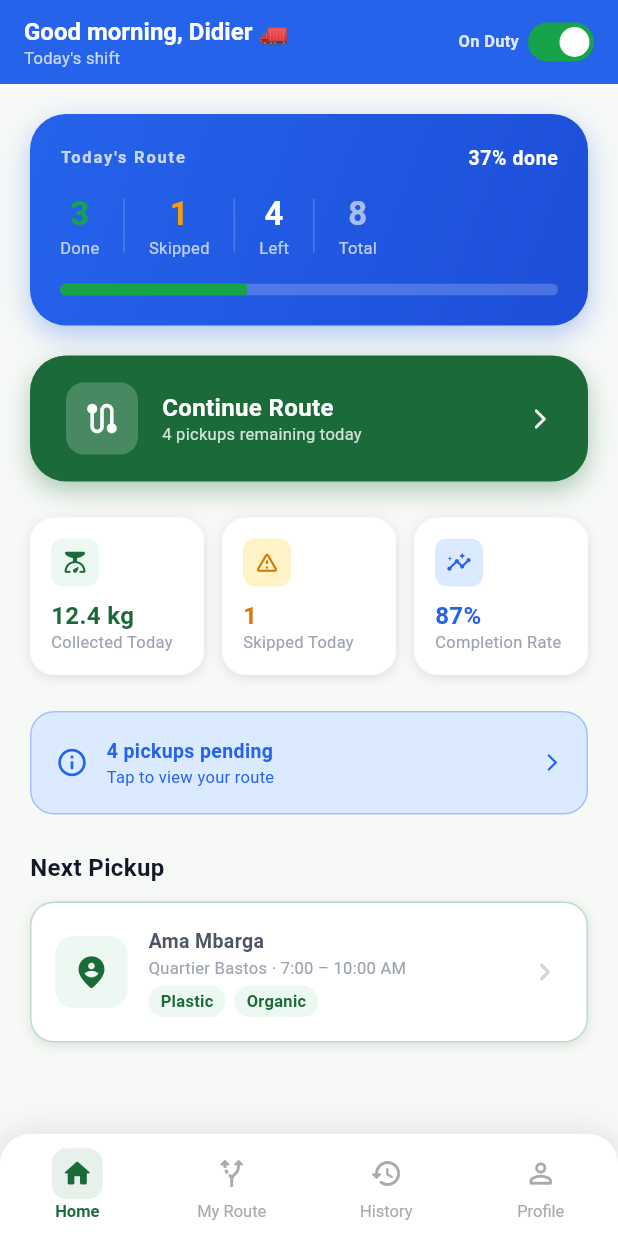
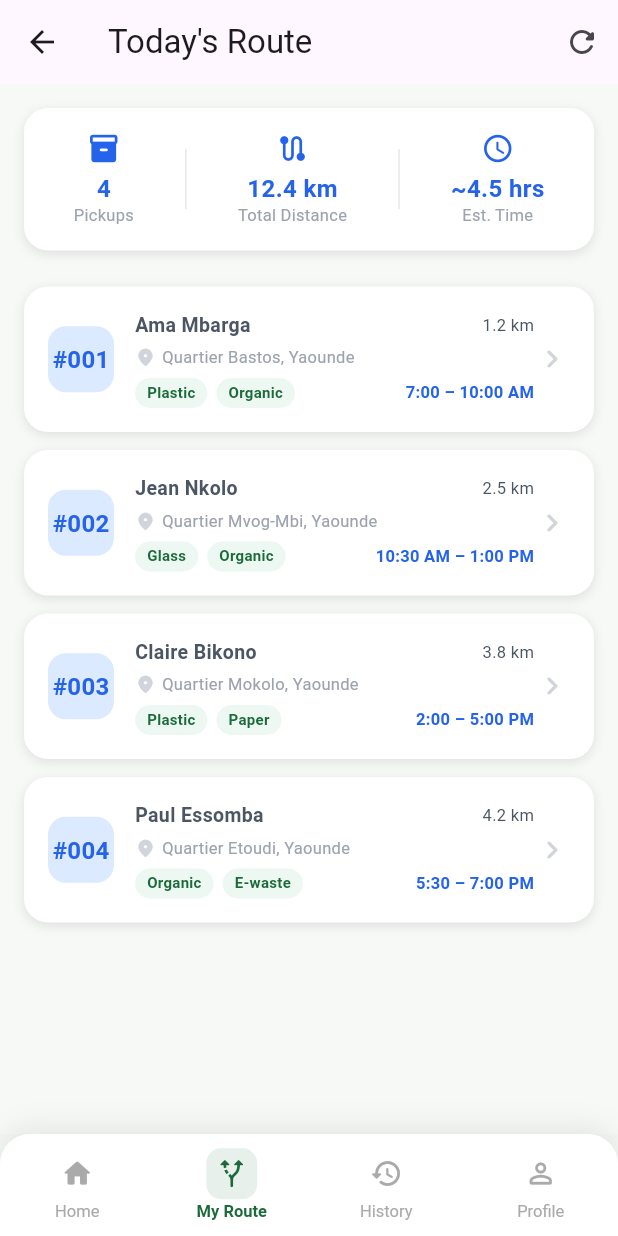
Before and after one commit to Kanjo-Elkamira-Ndi/crrf-mobile-platform, a Flutter app: the screen it shows after launch, on a phone screen of 412 x 824 dp. Run offline on Flutter 3.47's test engine with Material 3 defaults, Android fonts, the phone set to English and light mode, and no system bars; Roboto replaces fonts that are missing (DM Sans).

Commit message:
Created the driver's daily route screen

```diff
--- a/mobile_app/lib/main.dart
+++ b/mobile_app/lib/main.dart
@@ -31,9 +31,8 @@
 // import 'package:crrfapp/pages/f07_order_history_screen.dart';
 // import 'package:crrfapp/pages/f08_order_detail_screen.dart';
 // import 'package:crrfapp/pages/f09_micro_loan_info_screen.dart';
-import 'package:crrfapp/pages/d01_driver_shell_dashboard.dart';
 // import 'package:crrfapp/pages/d01_driver_shell_dashboard.dart';
-// import 'package:crrfapp/pages/d02_d03_route_task_screens.dart';
+import 'package:crrfapp/pages/d02_daily_route_screen.dart';
 // import 'package:crrfapp/core/constants/app_constants.dart';
 import 'package:flutter/material.dart';
 
@@ -83,8 +82,8 @@ class MyApp extends StatelessWidget {
       // home: const OrderDetailScreen(orderId: "123"),
       // home: const OrderHistoryScreen(),
       // home: const MicroLoanInfoScreen(),
-      home: const DriverDashboardScreen(),
-      // home: const DailyRouteListScreen(),
+      // home: const DriverDashboardScreen(),
+      home: const DailyRouteScreen(),
       // home: const PickupTaskDetailScreen(taskId: "123"),
     );
   }
--- /dev/null
+++ b/mobile_app/lib/pages/d02_daily_route_screen.dart
@@ -0,0 +1,321 @@
+import 'package:flutter/material.dart';
+import '../../../core/theme/app_colors.dart';
+import '../../../core/theme/app_text_styles.dart';
+import '../../../core/constants/app_constants.dart';
+import '../../../widgets/common_widgets.dart';
+
+// ═════════════════════════════════════════════════════════════
+// D-02 — Daily Route Screen
+// ═════════════════════════════════════════════════════════════
+/// Shows the driver's full list of pickups for today.
+/// Each pickup row shows address, time window, waste types.
+/// Tapping a row → D-03 (Pickup Task Screen)
+class DailyRouteScreen extends StatelessWidget {
+  const DailyRouteScreen({super.key});
+
+  @override
+  Widget build(BuildContext context) {
+    // TODO: Replace with DriverBloc data
+    final List<_PickupTask> _pickups = [
+      _PickupTask(
+        id: 'P-001',
+        householdName: 'Ama Mbarga',
+        address: 'Quartier Bastos, Yaounde',
+        timeWindow: '7:00 – 10:00 AM',
+        wasteTypes: ['Plastic', 'Organic'],
+        status: PickupStatus.pending,
+        distance: '1.2 km',
+      ),
+      _PickupTask(
+        id: 'P-002',
+        householdName: 'Jean Nkolo',
+        address: 'Quartier Mvog-Mbi, Yaounde',
+        timeWindow: '10:30 AM – 1:00 PM',
+        wasteTypes: ['Glass', 'Organic'],
+        status: PickupStatus.pending,
+        distance: '2.5 km',
+      ),
+      _PickupTask(
+        id: 'P-003',
+        householdName: 'Claire Bikono',
+        address: 'Quartier Mokolo, Yaounde',
+        timeWindow: '2:00 – 5:00 PM',
+        wasteTypes: ['Plastic', 'Paper'],
+        status: PickupStatus.pending,
+        distance: '3.8 km',
+      ),
+      _PickupTask(
+        id: 'P-004',
+        householdName: 'Paul Essomba',
+        address: 'Quartier Etoudi, Yaounde',
+        timeWindow: '5:30 – 7:00 PM',
+        wasteTypes: ['Organic', 'E-waste'],
+        status: PickupStatus.pending,
+        distance: '4.2 km',
+      ),
+    ];
+
+    return DriverScaffold(
+      currentTab: DriverNavTab.myRoute,
+      body: Scaffold(
+        backgroundColor: AppColors.background,
+        appBar: AppBar(
+          title: const Text('Today\'s Route'),
+          leading: const BackButton(),
+          actions: [
+            IconButton(
+              icon: const Icon(Icons.refresh_rounded),
+              onPressed: () {
+                // TODO: Refresh route data
+              },
+            ),
+          ],
+        ),
+        body: Column(
+          children: [
+            // ── Route summary header ───────────────────────────
+            Container(
+              padding: const EdgeInsets.all(16),
+              margin: const EdgeInsets.all(16),
+              decoration: BoxDecoration(
+                color: AppColors.white,
+                borderRadius: BorderRadius.circular(AppConstants.radiusL),
+                boxShadow: const [
+                  BoxShadow(
+                    color: AppColors.shadow,
+                    blurRadius: 6,
+                    offset: Offset(0, 2),
+                  ),
+                ],
+              ),
+              child: Row(
+                mainAxisAlignment: MainAxisAlignment.spaceAround,
+                children: [
+                  _RouteStat(
+                    value: '${_pickups.length}',
+                    label: 'Pickups',
+                    icon: Icons.inventory_2_rounded,
+                  ),
+                  Container(width: 1, height: 40, color: AppColors.borderLight),
+                  _RouteStat(
+                    value: '12.4 km',
+                    label: 'Total Distance',
+                    icon: Icons.route_rounded,
+                  ),
+                  Container(width: 1, height: 40, color: AppColors.borderLight),
+                  _RouteStat(
+                    value: '~4.5 hrs',
+                    label: 'Est. Time',
+                    icon: Icons.schedule_rounded,
+                  ),
+                ],
+              ),
+            ),
+
+            const SizedBox(height: 8),
+
+            // ── Pickup list ─────────────────────────────────────
+            Expanded(
+              child: ListView.separated(
+                padding: const EdgeInsets.fromLTRB(16, 0, 16, 28),
+                itemCount: _pickups.length,
+                separatorBuilder: (_, __) => const SizedBox(height: 12),
+                itemBuilder: (_, i) => _PickupCard(
+                  pickup: _pickups[i],
+                  onTap: () => Navigator.of(context).pushNamed(
+                    AppRoutes.pickupTask,
+                    arguments: {'pickupId': _pickups[i].id},
+                  ),
+                ),
+              ),
+            ),
+          ],
+        ),
+      ),
+    );
+  }
+}
+
+// ─── Pickup task model ────────────────────────────────────────
+class _PickupTask {
+  final String id, householdName, address, timeWindow, distance;
+  final List<String> wasteTypes;
+  final PickupStatus status;
+
+  const _PickupTask({
+    required this.id,
+    required this.householdName,
+    required this.address,
+    required this.timeWindow,
+    required this.wasteTypes,
+    required this.status,
+    required this.distance,
+  });
+}
+
+// ─── Route stat widget ────────────────────────────────────────
+class _RouteStat extends StatelessWidget {
+  final String value, label;
+  final IconData icon;
+  const _RouteStat({
+    required this.value,
+    required this.label,
+    required this.icon,
+  });
+
+  @override
+  Widget build(BuildContext context) {
+    return Column(
+      children: [
+        Icon(icon, color: AppColors.infoBlue, size: 22),
+        const SizedBox(height: 4),
+        Text(
+          value,
+          style: AppTextStyles.h4.copyWith(color: AppColors.infoBlue),
+        ),
+        Text(label, style: AppTextStyles.caption),
+      ],
+    );
+  }
+}
+
+// ─── Pickup card ──────────────────────────────────────────────
+class _PickupCard extends StatelessWidget {
+  final _PickupTask pickup;
+  final VoidCallback onTap;
+  const _PickupCard({required this.pickup, required this.onTap});
+
+  @override
+  Widget build(BuildContext context) {
+    return GestureDetector(
+      onTap: onTap,
+      child: Container(
+        padding: const EdgeInsets.all(16),
+        decoration: BoxDecoration(
+          color: AppColors.white,
+          borderRadius: BorderRadius.circular(AppConstants.radiusL),
+          boxShadow: const [
+            BoxShadow(
+              color: AppColors.shadow,
+              blurRadius: 6,
+              offset: Offset(0, 2),
+            ),
+          ],
+        ),
+        child: Row(
+          children: [
+            // Order number
+            Container(
+              width: 44,
+              height: 44,
+              decoration: BoxDecoration(
+                color: AppColors.infoLight,
+                borderRadius: BorderRadius.circular(AppConstants.radiusM),
+              ),
+              child: Center(
+                child: Text(
+                  '#${pickup.id.substring(2, 5)}',
+                  style: AppTextStyles.h4.copyWith(color: AppColors.infoBlue),
+                ),
+              ),
+            ),
+            const SizedBox(width: 14),
+            Expanded(
+              child: Column(
+                crossAxisAlignment: CrossAxisAlignment.start,
+                children: [
+                  Row(
+                    mainAxisAlignment: MainAxisAlignment.spaceBetween,
+                    children: [
+                      Expanded(
+                        child: Text(
+                          pickup.householdName,
+                          style: AppTextStyles.bodySmall.copyWith(
+                            fontWeight: FontWeight.w700,
+                          ),
+                          maxLines: 1,
+                        ),
+                      ),
+                      Text(
+                        pickup.distance,
+                        style: AppTextStyles.caption.copyWith(
+                          color: AppColors.textSecondary,
+                        ),
+                      ),
+                    ],
+                  ),
+                  const SizedBox(height: 4),
+                  Row(
+                    children: [
+                      Icon(
+                        Icons.location_on_rounded,
+                        size: 14,
+                        color: AppColors.textHint,
+                      ),
+                      const SizedBox(width: 4),
+                      Expanded(
+                        child: Text(
+                          pickup.address,
+                          style: AppTextStyles.caption,
+                          maxLines: 1,
+                        ),
+                      ),
+                    ],
+                  ),
+                  const SizedBox(height: 6),
+                  Row(
+                    mainAxisAlignment: MainAxisAlignment.spaceBetween,
+                    children: [
+                      Row(
+                        children: pickup.wasteTypes
+                            .map(
+                              (w) => Padding(
+                                padding: const EdgeInsets.only(right: 6),
+                                child: _WasteTypeChip(label: w),
+                              ),
+                            )
+                            .toList(),
+                      ),
+                      Text(
+                        pickup.timeWindow,
+                        style: AppTextStyles.caption.copyWith(
+                          color: AppColors.infoBlue,
+                          fontWeight: FontWeight.w600,
+                        ),
+                      ),
+                    ],
+                  ),
+                ],
+              ),
+            ),
+            const Icon(Icons.chevron_right_rounded, color: AppColors.textHint),
+          ],
+        ),
+      ),
+    );
+  }
+}
+
+class _WasteTypeChip extends StatelessWidget {
+  final String label;
+  const _WasteTypeChip({required this.label});
+
+  @override
+  Widget build(BuildContext context) {
+    return Container(
+      padding: const EdgeInsets.symmetric(horizontal: 8, vertical: 3),
+      decoration: BoxDecoration(
+        color: AppColors.greenLighter,
+        borderRadius: BorderRadius.circular(AppConstants.radiusPill),
+      ),
+      child: Text(
+        label,
+        style: AppTextStyles.caption.copyWith(
+          color: AppColors.forestGreen,
+          fontWeight: FontWeight.w600,
+          fontSize: 10,
+        ),
+      ),
+    );
+  }
+}
```
